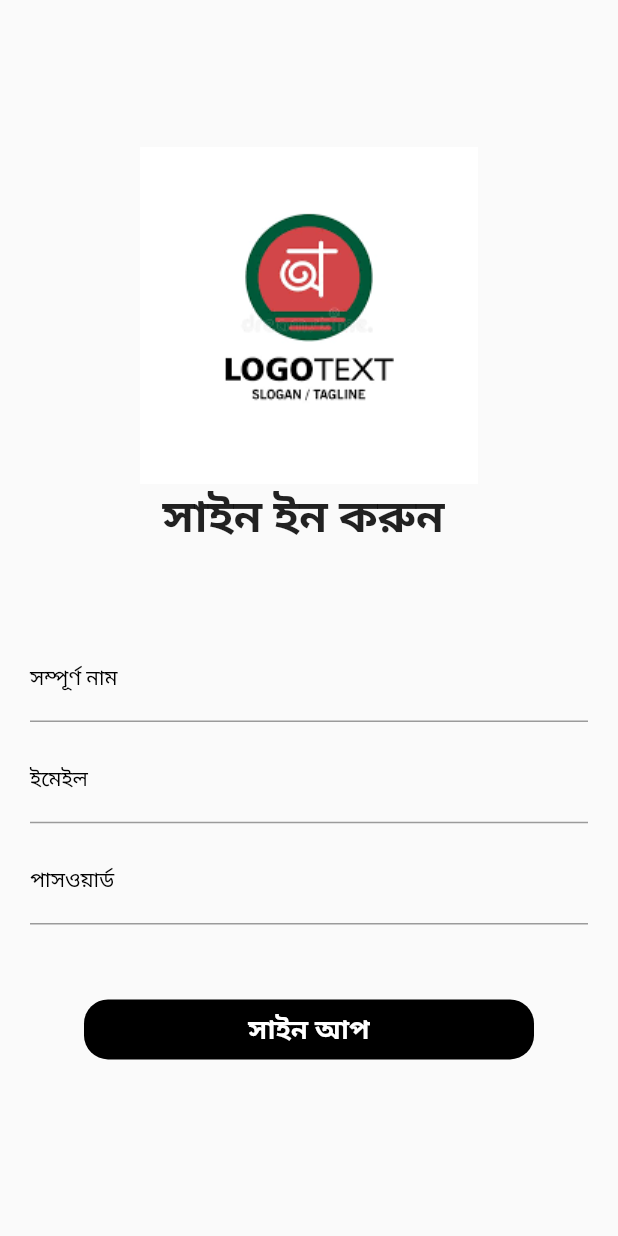
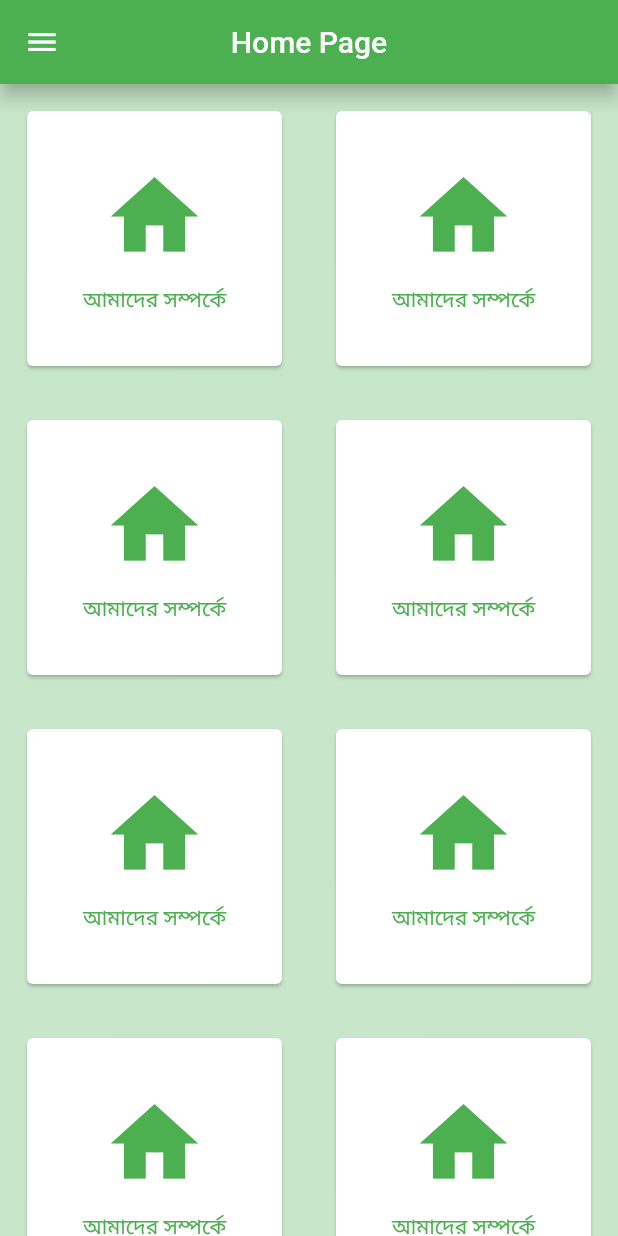
Before and after one commit to MohammedManik2548/amader_comilla, a Flutter app: the SignUpScreen screen opened directly, after a tap on "সাইন আপ", on a phone screen of 412 x 824 dp. Run offline on Flutter 3.47's test engine with Material 2 defaults, Android fonts, the phone set to English and light mode, and no system bars.

Commit message:
"Home Page Design"

```diff
--- /dev/null
+++ b/lib/views/home_page.dart
@@ -0,0 +1,54 @@
+import 'package:flutter/material.dart';
+
+class MyHomePage extends StatelessWidget {
+  @override
+  Widget build(BuildContext context) {
+    return Scaffold(
+      backgroundColor: Colors.green[100],
+      appBar: AppBar(
+        backgroundColor: Colors.green,
+        title: Text("Home Page"),
+        centerTitle: true,
+        elevation: 5,
+      ),
+      drawer: Drawer(),
+      body: GridView.builder(
+          gridDelegate: SliverGridDelegateWithFixedCrossAxisCount(
+            crossAxisCount: 2,
+          ),
+          itemCount: 8,
+          itemBuilder: (context,index){
+            return Container(
+              padding: EdgeInsets.all(10.0),
+              child: Card(
+                margin: EdgeInsets.all(8.0),
+                child: InkWell(
+                  onTap: (){},
+                  splashColor: Colors.green,
+                  child: Center(
+                    child: Column(
+                      mainAxisSize: MainAxisSize.min,
+                      children: [
+                        Icon(
+                          Icons.home,
+                          size: 70.0,
+                          color: Colors.green,
+                        ),
+                        SizedBox(height: 10),
+                        Text(
+                            "আমাদের সম্পর্কে",
+                          style: TextStyle(
+                            color: Colors.green
+                          ),
+                        ),
+                      ],
+                    ),
+                  ),
+                ),
+              ),
+            );
+          }
+      ),
+    );
+  }
+}
--- a/lib/views/signup_screen.dart
+++ b/lib/views/signup_screen.dart
@@ -1,4 +1,6 @@
 import 'package:flutter/material.dart';
+
+import 'home_page.dart';
 class SignUpScreen extends StatefulWidget {
   const SignUpScreen({Key? key}) : super(key: key);
 
@@ -10,18 +12,25 @@ class _SignUpScreenState extends State<SignUpScreen> {
   @override
   Widget build(BuildContext context) {
     return Scaffold(
+      backgroundColor: Colors.white,
       body: Column(
         mainAxisAlignment: MainAxisAlignment.center,
         children: [
           Center(
             child: Column(
               children: [
-                Image.asset("images/logo.png"),
+                Container(
+                  height: 150,
+                  width: 150,
+                  child: Image.asset("images/L2.jpg"),
+                ),
+                SizedBox(height: 20),
                 Text(
-                  "সাইন ইন করুন ",
+                  "সাইন আপ করুন",
                   style: TextStyle(
                     fontWeight: FontWeight.bold,
-                    fontSize: 30,
+                    fontSize: 40,
+                    color: Colors.green,
                   ),
                 ),
                 SizedBox(height: 40),
@@ -34,16 +43,16 @@ class _SignUpScreenState extends State<SignUpScreen> {
                         decoration: InputDecoration(
                             hintStyle: TextStyle(
                               fontSize: 14,
-                              color: Colors.black,
+                              color: Colors.green,
                             ),
                             labelText: "সম্পূর্ণ নাম",
                             labelStyle: TextStyle(
                               fontSize: 14,
-                              color: Colors.black,
+                              color: Colors.green,
                             ),
                             focusedBorder: UnderlineInputBorder(
                                 borderSide: BorderSide(
-                                  color: Colors.black,
+                                  color: Colors.green,
                                 )
                             )
                         ),
@@ -53,16 +62,16 @@ class _SignUpScreenState extends State<SignUpScreen> {
                         decoration: InputDecoration(
                             hintStyle: TextStyle(
                               fontSize: 14,
-                              color: Colors.black,
+                              color: Colors.green,
                             ),
                             labelText: "ইমেইল",
                             labelStyle: TextStyle(
                               fontSize: 14,
-                              color: Colors.black,
+                              color: Colors.green,
                             ),
                             focusedBorder: UnderlineInputBorder(
                                 borderSide: BorderSide(
-                                  color: Colors.black,
+                                  color: Colors.green,
                                 )
                             )
                         ),
@@ -72,16 +81,16 @@ class _SignUpScreenState extends State<SignUpScreen> {
                         decoration: InputDecoration(
                             hintStyle: TextStyle(
                               fontSize: 14,
-                              color: Colors.black,
+                              color: Colors.green,
                             ),
                             labelText: "পাসওয়ার্ড",
                             labelStyle: TextStyle(
                               fontSize: 14,
-                              color: Colors.black,
+                              color: Colors.green,
                             ),
                             focusedBorder: UnderlineInputBorder(
                                 borderSide: BorderSide(
-                                  color: Colors.black,
+                                  color: Colors.green,
                                 )
                             )
                         ),
@@ -92,10 +101,13 @@ class _SignUpScreenState extends State<SignUpScreen> {
                         width: 300,
                         decoration: BoxDecoration(
                           borderRadius: BorderRadius.circular(16),
-                          color: Colors.black,
+                          color: Colors.green,
                         ),
                         child: FlatButton(
-                          onPressed: () {},
+                          onPressed: () {
+                            Navigator.push(context, MaterialPageRoute(
+                                builder: (context)=>MyHomePage()));
+                          },
                           child: Text(
                             "সাইন আপ",
                             style: TextStyle(
--- a/pubspec.yaml
+++ b/pubspec.yaml
@@ -47,7 +47,8 @@ flutter:
 
   # To add assets to your application, add an assets section, like this:
   assets:
-     - images/logo.png
+     - images/logo.jpg
+     - images/L2.jpg
   #   - images/a_dot_ham.jpeg
 
   # An image asset can refer to one or more resolution-specific "variants", see
```
Also changed, not shown: lib/colors/app_colors.dart (added, +7 -0 lines), lib/views/decision_screen.dart (+23 -11 lines), lib/views/signin_screen.dart (+31 -20 lines), lib/views/splash_screen.dart (+10 -3 lines), images/L2.jpg (added), images/logo.jpg (added), lib/views/models/date_model.dart (added).
